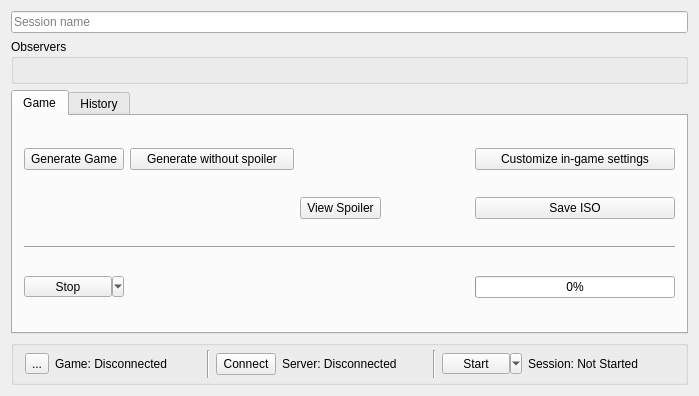
Before: the Qt Designer form randovania/gui/ui_files/game_session.ui in randovania/randovania, drawn with Qt 5.
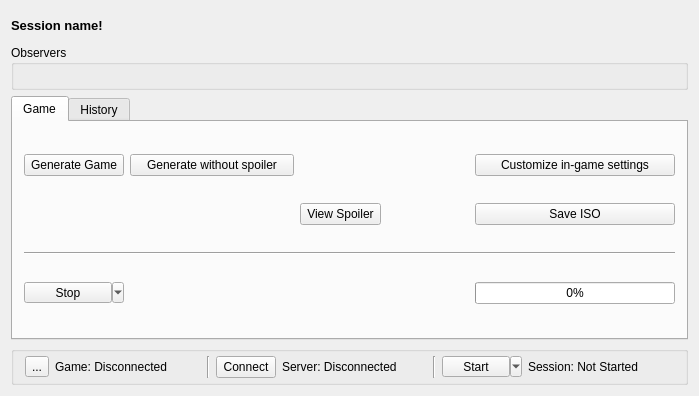
After: the same form once the commit is applied.

Commit message:
Implement different states for GameSession, filtering in OnlineGameList.
Fixes #938.
Backend for #939.

The edit to the form file:
```diff
--- a/randovania/gui/ui_files/game_session.ui
+++ b/randovania/gui/ui_files/game_session.ui
@@ -22,12 +22,16 @@
    </property>
    <layout class="QVBoxLayout" name="main_layout">
     <item>
-     <widget class="QLineEdit" name="session_name_edit">
-      <property name="readOnly">
-       <bool>true</bool>
+     <widget class="QLabel" name="session_name_label">
+      <property name="font">
+       <font>
+        <pointsize>10</pointsize>
+        <weight>75</weight>
+        <bold>true</bold>
+       </font>
       </property>
-      <property name="placeholderText">
-       <string>Session name</string>
+      <property name="text">
+       <string>Session name!</string>
       </property>
      </widget>
     </item>
```
The commit also changes 9 other files.
